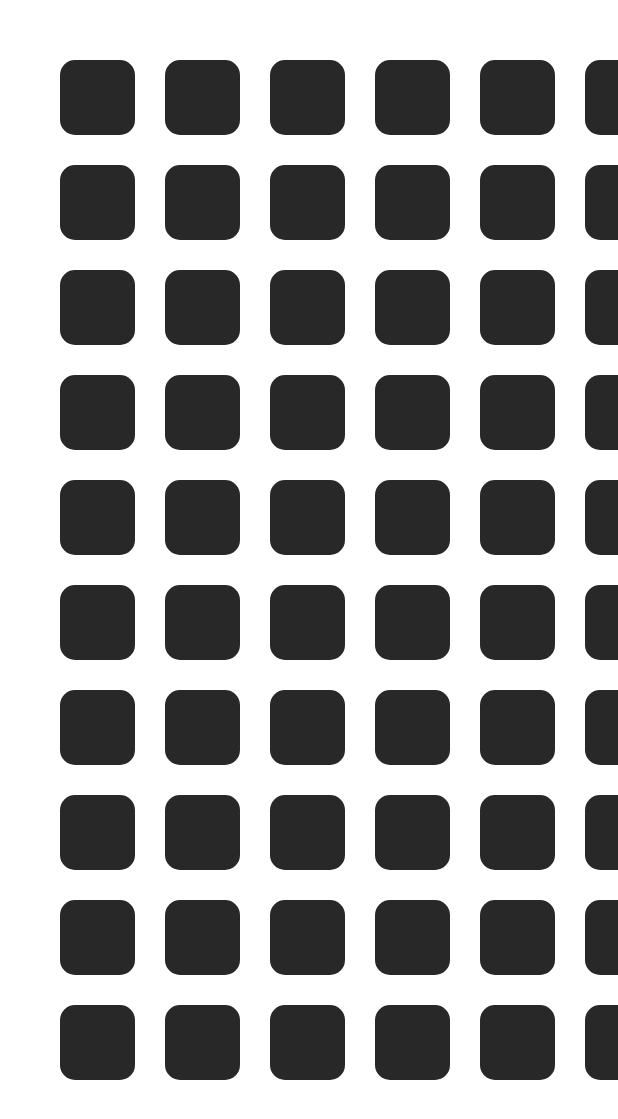
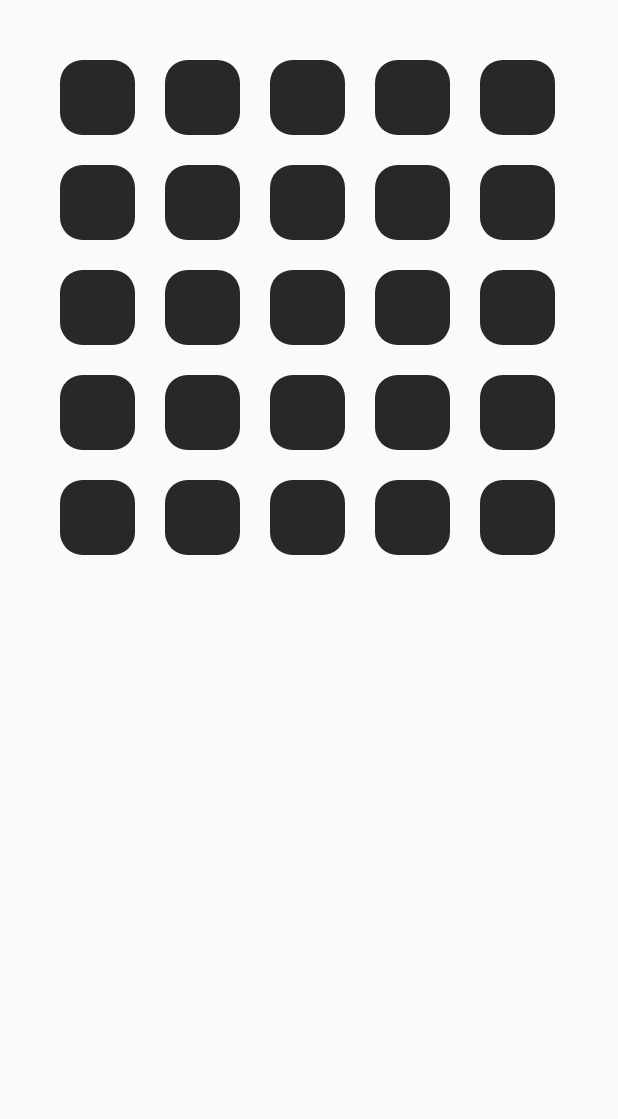
Before and after one commit to strathdeek/color_slider, a Flutter app: the screen it shows after launch, on a phone screen of 412 x 824 dp. Shown: the top 1119 px of the screen. Run offline on Flutter 3.47's test engine with Material 2 defaults, Android fonts, the light colour scheme and no system bars.

Commit message:
refactor tile animations, implement sliding

```diff
--- a/lib/views/main_view.dart
+++ b/lib/views/main_view.dart
@@ -10,8 +10,8 @@ class MainView extends StatefulWidget {
 }
 
 class _MainViewState extends State<MainView> {
-  final int columns = 10;
-  final int rows = 10;
+  final int columns = 5;
+  final int rows = 5;
   final tileSize = 50.0;
   final spacing = 20.0;
 
@@ -30,9 +30,11 @@ class _MainViewState extends State<MainView> {
 
   @override
   Widget build(BuildContext context) {
-    return Center(
-      child: Stack(
-        children: _getTiles(),
+    return Scaffold(
+      body: Center(
+        child: Stack(
+          children: _getTiles(),
+        ),
       ),
     );
   }
@@ -68,42 +70,42 @@ class _MainViewState extends State<MainView> {
                 }
               },
               onNewSlideDirection: (direction) {
-                try {
-                  String? key;
+                //   try {
+                //     String? key;
 
-                  switch (direction) {
-                    case Direction.up:
-                      key = '${col - 1},$row';
-                      break;
-                    case Direction.down:
-                      key = '${col + 1},$row';
-                      break;
-                    case Direction.left:
-                      key = '$col,${row - 1}';
-                      break;
-                    case Direction.right:
-                      key = '$col,${row + 1}';
-                      break;
-                    case null:
-                      for (final element in newTiles) {
-                        (element.child as Tile).setSlideDirection(direction);
-                      }
-                      break;
-                  }
-                  if (key?.isNotEmpty ?? false) {
-                    final slideTargetKey = ValueKey(key!);
-                    final slideSenderKey = ValueKey('$col,$row');
+                //     switch (direction) {
+                //       case Direction.up:
+                //         key = '${col - 1},$row';
+                //         break;
+                //       case Direction.down:
+                //         key = '${col + 1},$row';
+                //         break;
+                //       case Direction.left:
+                //         key = '$col,${row - 1}';
+                //         break;
+                //       case Direction.right:
+                //         key = '$col,${row + 1}';
+                //         break;
+                //       case null:
+                //         for (final element in newTiles) {
+                //           (element.child as Tile).setSlideDirection(direction);
+                //         }
+                //         break;
+                //     }
+                //     if (key?.isNotEmpty ?? false) {
+                //       final slideTargetKey = ValueKey(key!);
+                //       final slideSenderKey = ValueKey('$col,$row');
 
-                    for (final element in newTiles) {
-                      if (element.key == slideTargetKey) {
-                        (element.child as Tile)
-                            .setSlideDirection(direction?.opposite());
-                      } else if (element.key != slideSenderKey) {
-                        (element.child as Tile).setSlideDirection(null);
-                      }
-                    }
-                  }
-                } catch (_) {}
+                //       for (final element in newTiles) {
+                //         if (element.key == slideTargetKey) {
+                //           (element.child as Tile)
+                //               .setSlideDirection(direction?.opposite());
+                //         } else if (element.key != slideSenderKey) {
+                //           (element.child as Tile).setSlideDirection(null);
+                //         }
+                //       }
+                //     }
+                //   } catch (_) {}
               },
             ),
           ),
@@ -113,8 +115,6 @@ class _MainViewState extends State<MainView> {
     return newTiles;
   }
 
-  // double _getTopAnchorForColumn(int col) => ((col + 1) * 12.5) + (col * 62.5);
-  // double _getleftAnchorForRow(int row) => (row + 1) * 12.5 + (row * 62.5);
   double _getTopAnchorForColumn(int col) =>
       spacing + (col * (tileSize + spacing));
   double _getleftAnchorForRow(int row) =>
--- a/lib/views/tile.dart
+++ b/lib/views/tile.dart
@@ -1,24 +1,19 @@
 import 'package:flutter/material.dart';
 
 class Tile extends StatefulWidget {
-  Tile(
-      {Key? key,
-      required this.color,
-      this.height = 50,
-      this.width = 50,
-      this.padding = 25,
-      required this.getColorForDirection,
-      required this.onNewSlideDirection})
-      : super(key: key);
-
-  void setSlideDirection(Direction? direction) {
-    _tileState.setSlideDirection(direction);
-  }
+  const Tile({
+    Key? key,
+    required this.color,
+    this.height = 50,
+    this.width = 50,
+    this.padding = 25,
+    required this.getColorForDirection,
+    required this.onNewSlideDirection,
+  }) : super(key: key);
 
   @override
-  State<Tile> createState() => _tileState;
+  State<Tile> createState() => _TileState();
 
-  final _TileState _tileState = _TileState();
   final Color color;
   final double height;
   final double width;
@@ -29,9 +24,32 @@ class Tile extends StatefulWidget {
 
 class _TileState extends State<Tile> {
   Direction? slideDirection;
-  static double cornerRadius = 10;
-  static int animationTimeInMS = 150;
+  static double cornerRadiusResting = 15;
+  static double stretchDistance = 10;
+  static Duration animationDuration = const Duration(milliseconds: 300);
   static Curve animationCurve = Curves.ease;
+  static double gradientStart = .7;
+  static double gradientStop = 1;
+
+  late double tileHeight;
+  late double tileWidth;
+  double? tileTop;
+  double? tileLeft;
+  double? tileBottom;
+  double? tileRight;
+  late BorderRadius tileRadius;
+  late LinearGradient tileGradient;
+
+  @override
+  void initState() {
+    tileHeight = _getTileHeight();
+    tileWidth = _getTileWidth();
+    tileTop = _getTileTop();
+    tileLeft = _getTileLeft();
+    tileRadius = _getBorderRadius();
+    tileGradient = _getTileGradient();
+    super.initState();
+  }
 
   @override
   Widget build(BuildContext context) {
@@ -39,31 +57,27 @@ class _TileState extends State<Tile> {
       height: widget.height + widget.padding * 2,
       width: widget.width + widget.padding * 2,
       child: Stack(
+        clipBehavior: Clip.none,
         children: [
           AnimatedPositioned(
-            height: _getShadowHeight(),
-            width: _getShadowWidth(),
-            duration: Duration(milliseconds: animationTimeInMS),
-            top: _getShadowTopAnchor(),
-            left: _getShadowLeftAnchor(),
+            duration: animationDuration,
+            top: tileTop,
+            left: tileLeft,
+            right: tileRight,
+            bottom: tileBottom,
             curve: animationCurve,
-            child: Container(
-              decoration: BoxDecoration(
-                gradient: _getShadowGradient(),
-              ),
-            ),
-          ),
-          Center(
             child: GestureDetector(
+              onPanCancel: _onPanCancel,
               onPanUpdate: _onPanUpdate,
+              onPanEnd: (details) => _moveTile(slideDirection),
               child: AnimatedContainer(
+                duration: animationDuration,
                 curve: animationCurve,
-                duration: Duration(milliseconds: animationTimeInMS),
-                height: widget.height,
-                width: widget.width,
+                height: tileHeight,
+                width: tileWidth,
                 decoration: BoxDecoration(
-                  color: widget.color,
-                  borderRadius: _getBorderRadius(),
+                  borderRadius: tileRadius,
+                  gradient: tileGradient,
                 ),
               ),
             ),
@@ -71,12 +85,6 @@ class _TileState extends State<Tile> {
         ],
       ),
     );
-  }
-
-  void setSlideDirection(Direction? direction) {
-    setState(() {
-      slideDirection = direction;
-    });
   }
 
   void _onPanUpdate(DragUpdateDetails details) {
@@ -95,10 +103,63 @@ class _TileState extends State<Tile> {
     }
 
     if (newDirection != slideDirection) {
-      setState(() {
-        slideDirection = newDirection;
-      });
-      widget.onNewSlideDirection(newDirection);
+      _setTileDirection(newDirection);
+    }
+  }
+
+  void _onPanCancel() => _setTileDirection(null);
+
+  void _setTileDirection(Direction? direction) {
+    setState(() {
+      slideDirection = direction;
+      tileHeight = _getTileHeight();
+      tileWidth = _getTileWidth();
+      tileTop = _getTileTop();
+      tileLeft = _getTileLeft();
+      tileRadius = _getBorderRadius();
+      tileGradient = _getTileGradient();
+    });
+  }
+
+  void _setTilePosition({double? l, double? t, double? r, double? b}) {
+    setState(() {
+      tileTop = t;
+      tileLeft = l;
+      tileBottom = b;
+      tileRight = r;
+      slideDirection = null;
+      tileHeight = _getTileHeight();
+      tileWidth = _getTileWidth();
+      tileRadius = _getBorderRadius();
+      tileGradient = _getTileGradient();
+    });
+  }
+
+  void _moveTile(Direction? direction) {
+    switch (direction) {
+      case Direction.left:
+        _setTilePosition(l: -widget.width, t: widget.padding);
+        break;
+      case Direction.right:
+        _setTilePosition(
+          l: (widget.padding * 2) + widget.width,
+          t: widget.padding,
+        );
+        break;
+      case Direction.up:
+        _setTilePosition(
+          l: widget.padding,
+          t: -widget.height,
+        );
+        break;
+      case Direction.down:
+        _setTilePosition(
+          l: widget.padding,
+          t: widget.height + (widget.padding * 2),
+        );
+        break;
+      case null:
+        break;
     }
   }
 
@@ -106,34 +167,37 @@ class _TileState extends State<Tile> {
     switch (slideDirection) {
       case Direction.left:
         return BorderRadius.horizontal(
-          right: Radius.circular(cornerRadius),
+          right: Radius.circular(cornerRadiusResting),
+          left: Radius.elliptical(widget.width, widget.height * .8),
         );
 
       case Direction.right:
         return BorderRadius.horizontal(
-          left: Radius.circular(cornerRadius),
+          left: Radius.circular(cornerRadiusResting),
+          right: Radius.elliptical(widget.width, widget.height * .8),
         );
       case Direction.down:
         return BorderRadius.vertical(
-          top: Radius.circular(cornerRadius),
+          top: Radius.circular(cornerRadiusResting),
+          bottom: Radius.elliptical(widget.width * .8, widget.height),
         );
       case Direction.up:
         return BorderRadius.vertical(
-          bottom: Radius.circular(cornerRadius),
+          top: Radius.elliptical(widget.width * .8, widget.height),
+          bottom: Radius.circular(cornerRadiusResting),
         );
       case null:
         return BorderRadius.all(
-          Radius.circular(cornerRadius),
+          Radius.circular(cornerRadiusResting),
         );
     }
   }
 
-  double _getShadowLeftAnchor() {
+  double _getTileLeft() {
     switch (slideDirection) {
       case Direction.left:
-        return 0;
+        return widget.padding - stretchDistance;
       case Direction.right:
-        return widget.width + widget.padding;
       case Direction.down:
       case Direction.up:
       case null:
@@ -141,12 +205,11 @@ class _TileState extends State<Tile> {
     }
   }
 
-  double _getShadowTopAnchor() {
+  double _getTileTop() {
     switch (slideDirection) {
+      case Direction.up:
+        return widget.padding - stretchDistance;
       case Direction.down:
-        return widget.height + widget.padding;
-      case Direction.up:
-        return 0;
       case Direction.left:
       case Direction.right:
       case null:
@@ -154,11 +217,11 @@ class _TileState extends State<Tile> {
     }
   }
 
-  double _getShadowWidth() {
+  double _getTileWidth() {
     switch (slideDirection) {
       case Direction.left:
       case Direction.right:
-        return widget.padding;
+        return stretchDistance + widget.width;
       case Direction.down:
       case Direction.up:
       case null:
@@ -166,11 +229,11 @@ class _TileState extends State<Tile> {
     }
   }
 
-  double _getShadowHeight() {
+  double _getTileHeight() {
     switch (slideDirection) {
       case Direction.down:
       case Direction.up:
-        return widget.padding;
+        return widget.height + stretchDistance;
       case Direction.left:
       case Direction.right:
       case null:
@@ -178,7 +241,7 @@ class _TileState extends State<Tile> {
     }
   }
 
-  LinearGradient _getShadowGradient() {
+  LinearGradient _getTileGradient() {
     switch (slideDirection) {
       case Direction.down:
         return LinearGradient(
@@ -188,6 +251,7 @@ class _TileState extends State<Tile> {
           ],
           end: Alignment.bottomCenter,
           begin: Alignment.topCenter,
+          stops: [gradientStart, gradientStop],
         );
       case Direction.up:
         return LinearGradient(
@@ -197,6 +261,7 @@ class _TileState extends State<Tile> {
           ],
           begin: Alignment.bottomCenter,
           end: Alignment.topCenter,
+          stops: [gradientStart, gradientStop],
         );
       case Direction.left:
         return LinearGradient(
@@ -206,6 +271,7 @@ class _TileState extends State<Tile> {
           ],
           begin: Alignment.centerRight,
           end: Alignment.centerLeft,
+          stops: [gradientStart, gradientStop],
         );
       case Direction.right:
         return LinearGradient(
@@ -213,10 +279,11 @@ class _TileState extends State<Tile> {
             widget.color,
             widget.getColorForDirection(slideDirection!),
           ],
+          stops: [gradientStart, gradientStop],
         );
       case null:
-        return const LinearGradient(
-          colors: [Colors.transparent, Colors.transparent],
+        return LinearGradient(
+          colors: [widget.color, widget.color],
         );
     }
   }
```
